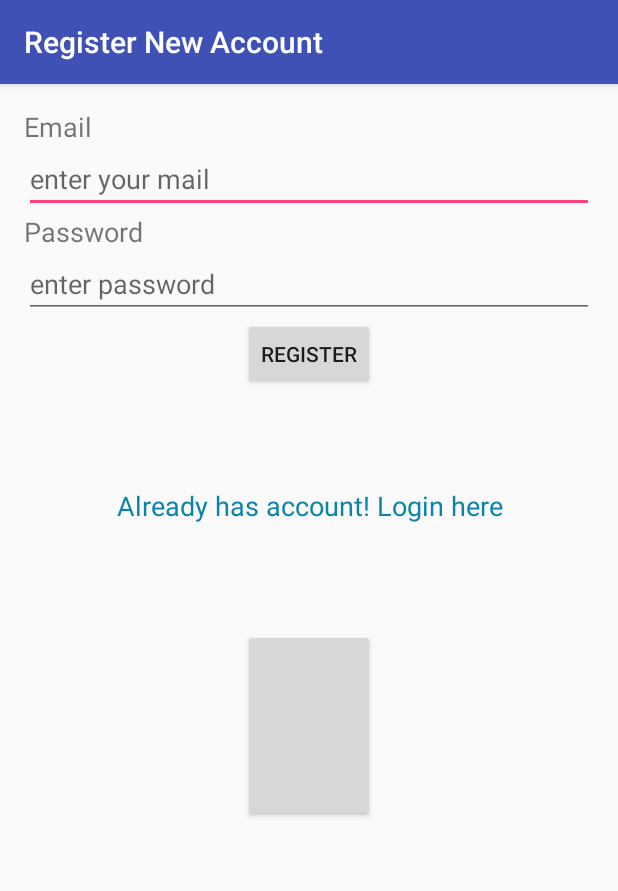
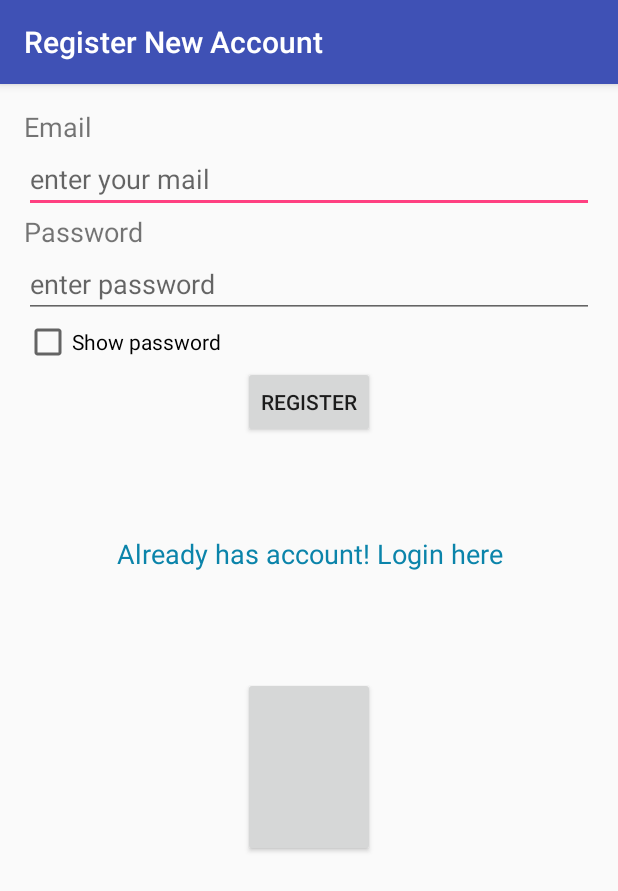
Before and after one commit to KancerEzeroglu/Android, an Android app: the screen it shows after launch (RegisterActivity), after a tap on "New to Messenger? Register here", on a phone screen of 412 x 824 dp. Shown: the top 891 px of the screen. Run offline under Robolectric (Android 15) with nearby library versions, the phone set to English and light mode, and no system bars; our stand-ins replace Volley; libraries missing offline, so code that uses them is left out: com.facebook, com.facebook.login, com.firebase.client; plain views replace LoginButton; network calls fail; 10 statements that could not run were skipped.

Commit message:
close #16

```diff
--- a/FacebookLoginForAndroid/app/src/main/java/com/example/kancergokirmak/facebookloginforandroid/MainActivity.java
+++ b/FacebookLoginForAndroid/app/src/main/java/com/example/kancergokirmak/facebookloginforandroid/MainActivity.java
@@ -3,10 +3,14 @@ package com.example.kancergokirmak.facebookloginforandroid;
 import android.content.Intent;
 import android.os.Bundle;
 import android.support.v7.app.AppCompatActivity;
+import android.text.method.HideReturnsTransformationMethod;
+import android.text.method.PasswordTransformationMethod;
 import android.view.View;
 import android.view.Menu;
 import android.view.MenuItem;
 import android.widget.Button;
+import android.widget.CheckBox;
+import android.widget.CompoundButton;
 import android.widget.EditText;
 import android.widget.LinearLayout;
 import android.widget.TextView;
@@ -39,6 +43,7 @@ public class MainActivity extends AppCompatActivity implements Serializable {
     private CallbackManager callbackManager;
     LinearLayout send_mes_lay;
     TextView registerScreen;
+    private CheckBox cbShowPwd_main;
 
     AccountGeneratorCheck agc = new AccountGeneratorCheck(); // bu sinif icersindeki fonksiyonu cagirabilmek icin yeni bir nesne yarattik.
 
@@ -61,6 +66,7 @@ public class MainActivity extends AppCompatActivity implements Serializable {
         userMail = (EditText) findViewById(R.id.user_mail);
         userPass = (EditText) findViewById(R.id.user_password);
         registerScreen = (TextView) findViewById(R.id.link_to_register);
+        cbShowPwd_main = (CheckBox) findViewById(R.id.cbShowPwd);
 
         //login butonunu dinler
         cusLoginButton.setOnClickListener(new View.OnClickListener() { //normal login olmak isteyen biri ilgili butona tiklayinca calistirmamiz gereken fonksiyon calistiriliyor.
@@ -110,6 +116,20 @@ public class MainActivity extends AppCompatActivity implements Serializable {
             }
         };
 
+        //parolayi acik/gizli girebilmek icin checkbox'i dinleyen bir listener yazdik..
+        cbShowPwd_main.setOnCheckedChangeListener(new CompoundButton.OnCheckedChangeListener() {
+            @Override
+            public void onCheckedChanged(CompoundButton buttonView, boolean isChecked) {
+                if (!isChecked){
+                    //show password
+                    userPass.setTransformationMethod(PasswordTransformationMethod.getInstance());
+                }else{
+                    userPass.setTransformationMethod(HideReturnsTransformationMethod.getInstance());
+                }
+
+            }
+        });
+
     }
 
     @Override
--- a/FacebookLoginForAndroid/app/src/main/java/com/example/kancergokirmak/facebookloginforandroid/RegisterActivity.java
+++ b/FacebookLoginForAndroid/app/src/main/java/com/example/kancergokirmak/facebookloginforandroid/RegisterActivity.java
@@ -4,8 +4,12 @@ import android.app.Activity;
 import android.content.Intent;
 import android.os.Bundle;
 import android.support.v7.app.AppCompatActivity;
+import android.text.method.HideReturnsTransformationMethod;
+import android.text.method.PasswordTransformationMethod;
 import android.view.View;
 import android.widget.Button;
+import android.widget.CheckBox;
+import android.widget.CompoundButton;
 import android.widget.EditText;
 import android.widget.LinearLayout;
 import android.widget.TextView;
@@ -41,6 +45,7 @@ public class RegisterActivity extends AppCompatActivity {
     Firebase FIREBASE_DB;
     private LoginButton faceRegButton;
     private CallbackManager callbackManager_reg;
+    private CheckBox cbShowPwd;
 
     RegisterAccount reg_acc = new RegisterAccount();
 
@@ -59,6 +64,7 @@ public class RegisterActivity extends AppCompatActivity {
         userPass = (EditText) findViewById(R.id.reg_user_password);
         reg_info = (TextView) findViewById(R.id.reg_info);
         faceRegButton = (LoginButton) findViewById(R.id.face_register_button);
+        cbShowPwd = (CheckBox) findViewById(R.id.cbShowPwd);
 
         //login ekraninageri donus yapmayi saglar.
         loginScreen.setOnClickListener(new View.OnClickListener() {
@@ -105,6 +111,20 @@ public class RegisterActivity extends AppCompatActivity {
                 }
             }
         };
+
+        //parolayi acik/gizli girebilmek icin checkbox'i dinleyen bir listener yazdik..
+        cbShowPwd.setOnCheckedChangeListener(new CompoundButton.OnCheckedChangeListener() {
+            @Override
+            public void onCheckedChanged(CompoundButton buttonView, boolean isChecked) {
+                if (!isChecked){
+                    //show password
+                    userPass.setTransformationMethod(PasswordTransformationMethod.getInstance());
+                }else{
+                    userPass.setTransformationMethod(HideReturnsTransformationMethod.getInstance());
+                }
+
+            }
+        });
     }
 
     @Override
--- a/FacebookLoginForAndroid/app/src/main/res/layout/register.xml
+++ b/FacebookLoginForAndroid/app/src/main/res/layout/register.xml
@@ -35,8 +35,15 @@
         android:layout_width="match_parent"
         android:layout_height="wrap_content"
         android:id="@+id/reg_user_password"
+        android:inputType="textPassword"
         android:hint="enter password"
         android:layout_gravity="center_horizontal" />
+
+    <CheckBox
+        android:id="@+id/cbShowPwd"
+        android:layout_width="wrap_content"
+        android:layout_height="wrap_content"
+        android:text="Show password" />
 
     <!-- Register Button -->
     <Button
```
Also changed, not shown: FacebookLoginForAndroid/app/src/main/res/layout/content_main.xml (+8 -1 lines).
